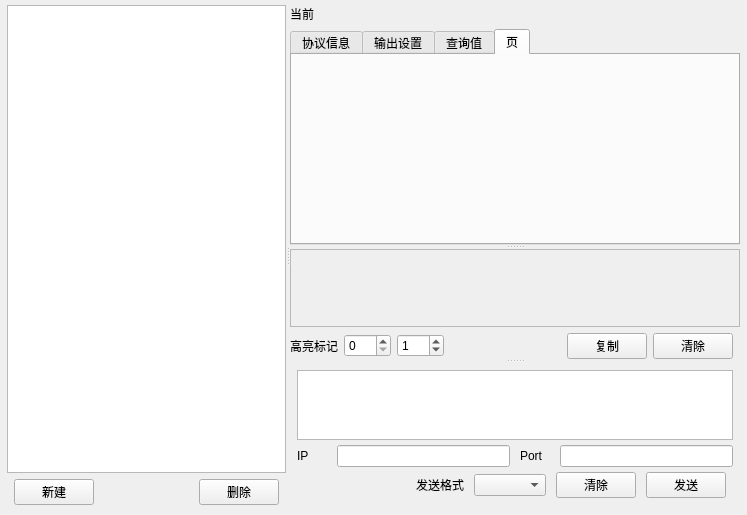
Above: widget.ui from AilenSpace/SocketDebugger before the change. Below: the same form after it.
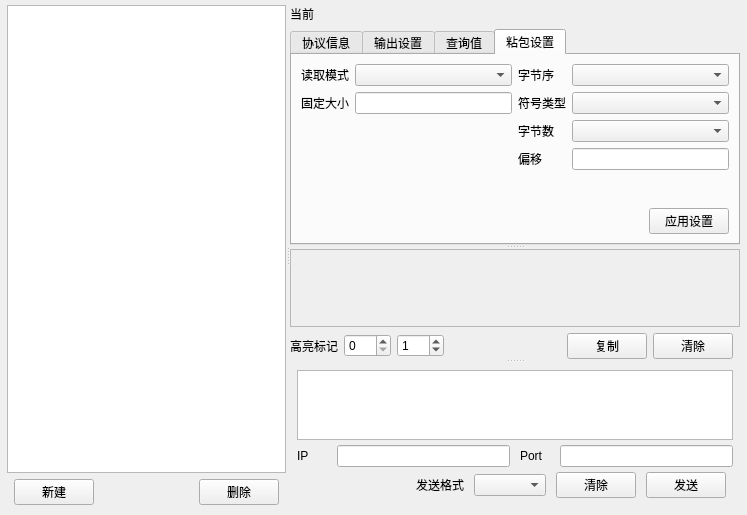
That is the form after the change. The open tabs and pages were chosen to show the change. Custom widgets are drawn as their Qt base class.

What changed in the file:
```diff
--- a/widget.ui
+++ b/widget.ui
@@ -472,8 +472,129 @@
           </widget>
           <widget class="QWidget" name="tab_3">
            <attribute name="title">
-            <string>页</string>
+            <string>粘包设置</string>
            </attribute>
+           <layout class="QGridLayout" name="gridLayout_6">
+            <item row="0" column="0">
+             <layout class="QGridLayout" name="gridLayout_5">
+              <item row="2" column="2">
+               <widget class="QLabel" name="label_17">
+                <property name="text">
+                 <string>字节数</string>
+                </property>
+               </widget>
+              </item>
+              <item row="3" column="2">
+               <widget class="QLabel" name="label_13">
+                <property name="text">
+                 <string>偏移</string>
+                </property>
+               </widget>
+              </item>
+              <item row="1" column="3">
+               <widget class="QComboBox" name="signedType_2"/>
+              </item>
+              <item row="0" column="2">
+               <widget class="QLabel" name="label_20">
+                <property name="text">
+                 <string>字节序</string>
+                </property>
+               </widget>
+              </item>
+              <item row="3" column="3">
+               <widget class="QLineEdit" name="lineEditOffset_2">
+                <property name="toolTip">
+                 <string>需要查询的值开始偏移位置(1开始)</string>
+                </property>
+               </widget>
+              </item>
+              <item row="2" column="3">
+               <widget class="QComboBox" name="bitType_2"/>
+              </item>
+              <item row="1" column="2">
+               <widget class="QLabel" name="label_21">
+                <property name="text">
+                 <string>符号类型</string>
+                </property>
+               </widget>
+              </item>
+              <item row="0" column="3">
+               <widget class="QComboBox" name="comboBoxEndian_2"/>
+              </item>
+              <item row="0" column="0">
+               <widget class="QLabel" name="label_10">
+                <property name="text">
+                 <string>读取模式</string>
+                </property>
+               </widget>
+              </item>
+              <item row="0" column="1">
+               <widget class="QComboBox" name="readMode">
+                <property name="enabled">
+                 <bool>true</bool>
+                </property>
+                <property name="sizePolicy">
+                 <sizepolicy hsizetype="Expanding" vsizetype="Fixed">
+                  <horstretch>0</horstretch>
+                  <verstretch>0</verstretch>
+                 </sizepolicy>
+                </property>
+               </widget>
+              </item>
+              <item row="1" column="0">
+               <widget class="QLabel" name="label_11">
+                <property name="text">
+                 <string>固定大小</string>
+                </property>
+               </widget>
+              </item>
+              <item row="1" column="1">
+               <widget class="QLineEdit" name="fixedSize">
+                <property name="toolTip">
+                 <string>需要查询的值开始偏移位置(1开始)</string>
+                </property>
+               </widget>
+              </item>
+             </layout>
+            </item>
+            <item row="1" column="0">
+             <spacer name="verticalSpacer_4">
+              <property name="orientation">
+               <enum>Qt::Vertical</enum>
+              </property>
+              <property name="sizeHint" stdset="0">
+               <size>
+                <width>20</width>
+                <height>25</height>
+               </size>
+              </property>
+             </spacer>
+            </item>
+            <item row="2" column="0">
+             <layout class="QHBoxLayout" name="horizontalLayout_8">
+              <item>
+               <spacer name="horizontalSpacer_6">
+                <property name="orientation">
+                 <enum>Qt::Horizontal</enum>
+                </property>
+                <property name="sizeHint" stdset="0">
+                 <size>
+                  <width>40</width>
+                  <height>20</height>
+                 </size>
+                </property>
+               </spacer>
+              </item>
+              <item>
+               <widget class="QPushButton" name="updateHeadSet">
+                <property name="text">
+                 <string>应用设置</string>
+                </property>
+               </widget>
+              </item>
+             </layout>
+            </item>
+           </layout>
           </widget>
          </widget>
         </item>
```
Left out of the diff: 79 changed lines with no effect on the pictures.
